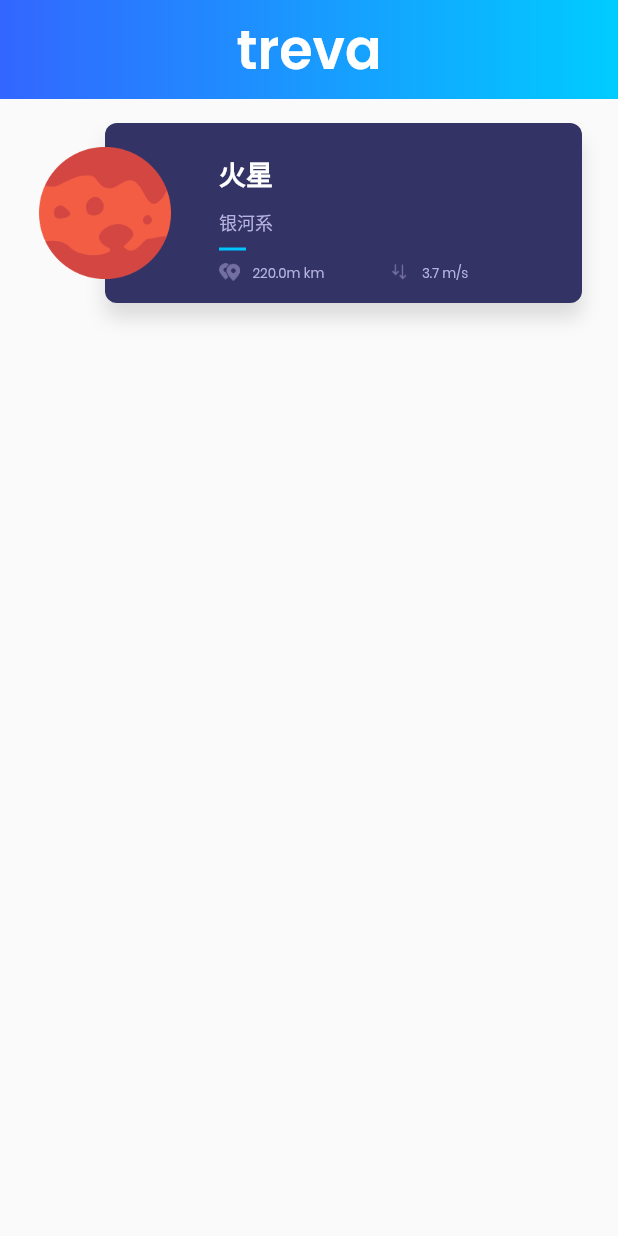
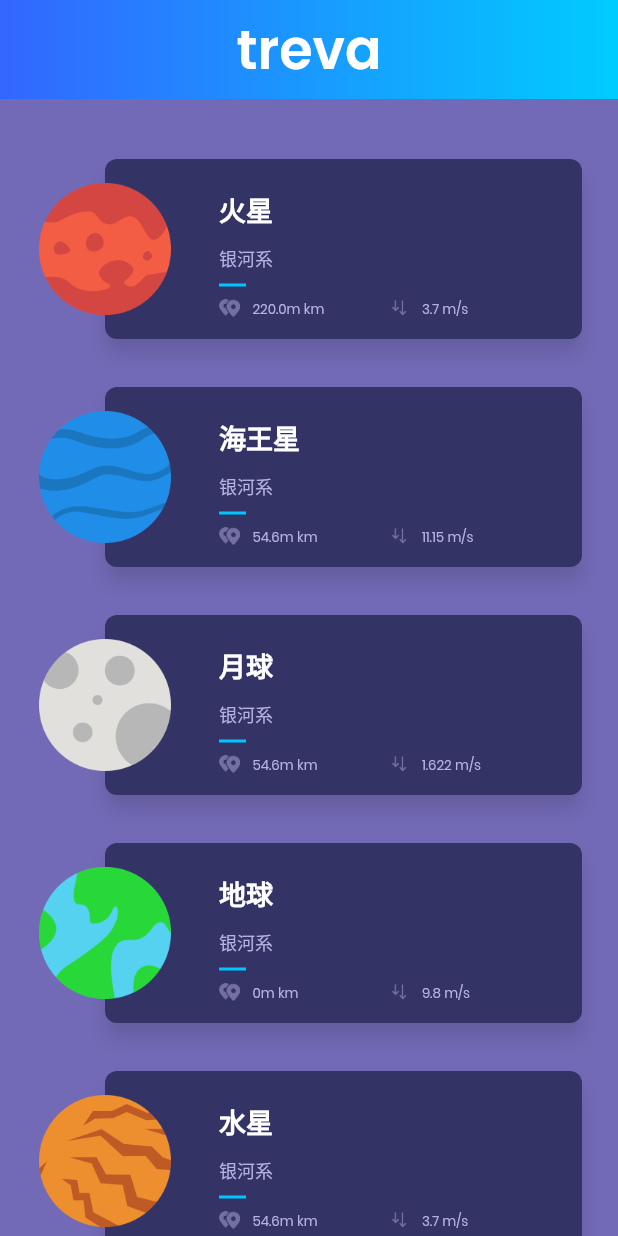
Before and after one commit to hao2008/flutter-demo, a Flutter app: the screen it shows after launch, on a phone screen of 412 x 824 dp. Run offline on Flutter 3.47's test engine with Material 2 defaults, Android fonts, the phone set to English and light mode, and no system bars.

Commit message:
行星demo:完成列表页面

```diff
--- a/demo/lib/HomePageBody.dart
+++ b/demo/lib/HomePageBody.dart
@@ -53,6 +53,23 @@ class HomePageBody extends StatelessWidget {
 
   @override
   Widget build(BuildContext context) {
-    return new PlanetRow(planets[0]);
+    return new Expanded(
+        child: new Container(
+      color: new Color(0xff736ab7),
+      child: new CustomScrollView(
+        scrollDirection: Axis.vertical, // 竖直方向滚动
+        slivers: <Widget>[
+          new SliverPadding(
+            padding: const EdgeInsets.symmetric(vertical: 24.0), // 上下向内偏移24.0px
+            sliver: new SliverFixedExtentList(
+                delegate: new SliverChildBuilderDelegate(
+                  (context, index) => new PlanetRow(planets[index]),
+                  childCount: planets.length,
+                ),
+                itemExtent: 152.0),
+          )
+        ],
+      ),
+    ));
   }
 }
```
